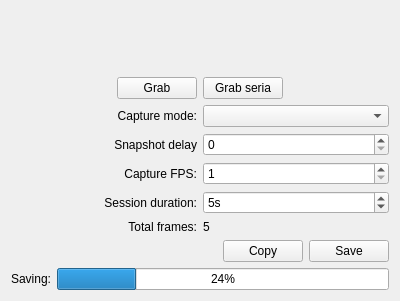
Before: the Qt Designer form app/src/ui/mainwindow.ui in sendevent/lsc, drawn with Qt 5.
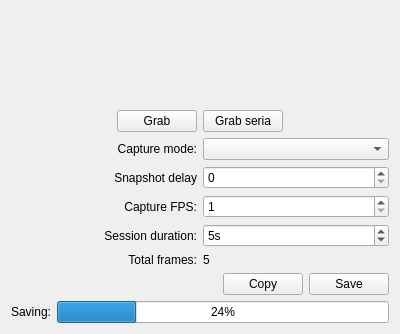
After: the same form once the commit is applied.

What changed in the file:
```diff
--- a/app/src/ui/mainwindow.ui
+++ b/app/src/ui/mainwindow.ui
@@ -7,7 +7,7 @@
     <x>0</x>
     <y>0</y>
     <width>400</width>
-    <height>301</height>
+    <height>334</height>
    </rect>
   </property>
   <property name="windowTitle">
@@ -142,7 +142,7 @@
         <number>1</number>
        </property>
        <property name="maximum">
-        <number>60</number>
+        <number>600</number>
        </property>
        <property name="value">
         <number>5</number>
```
